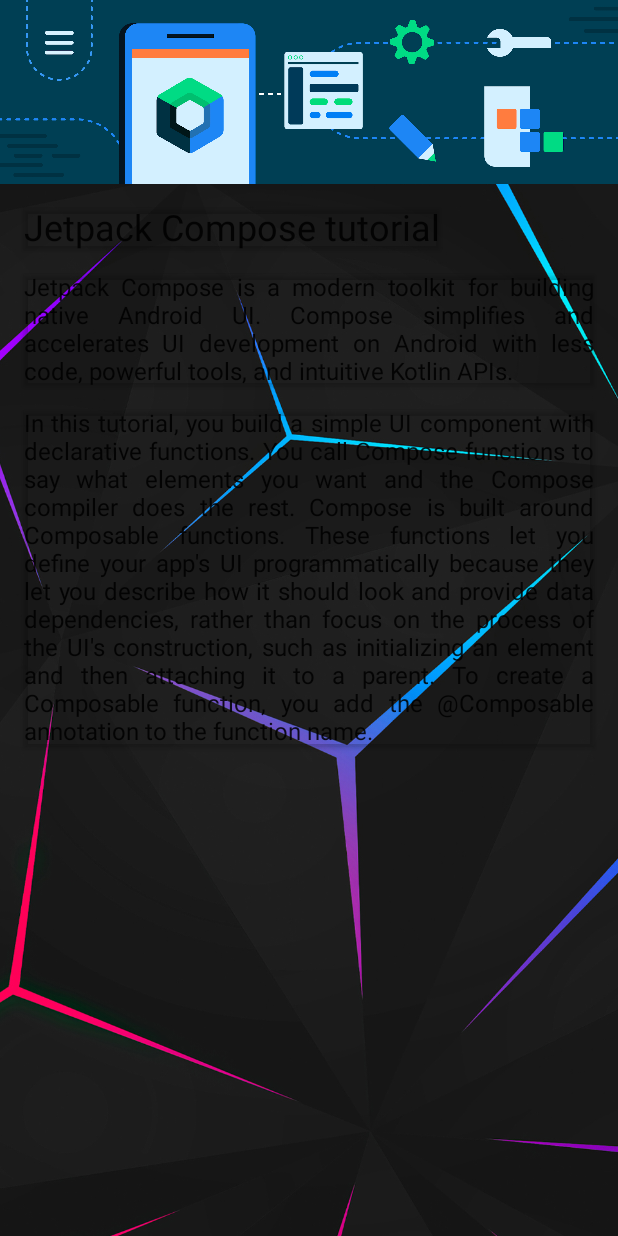
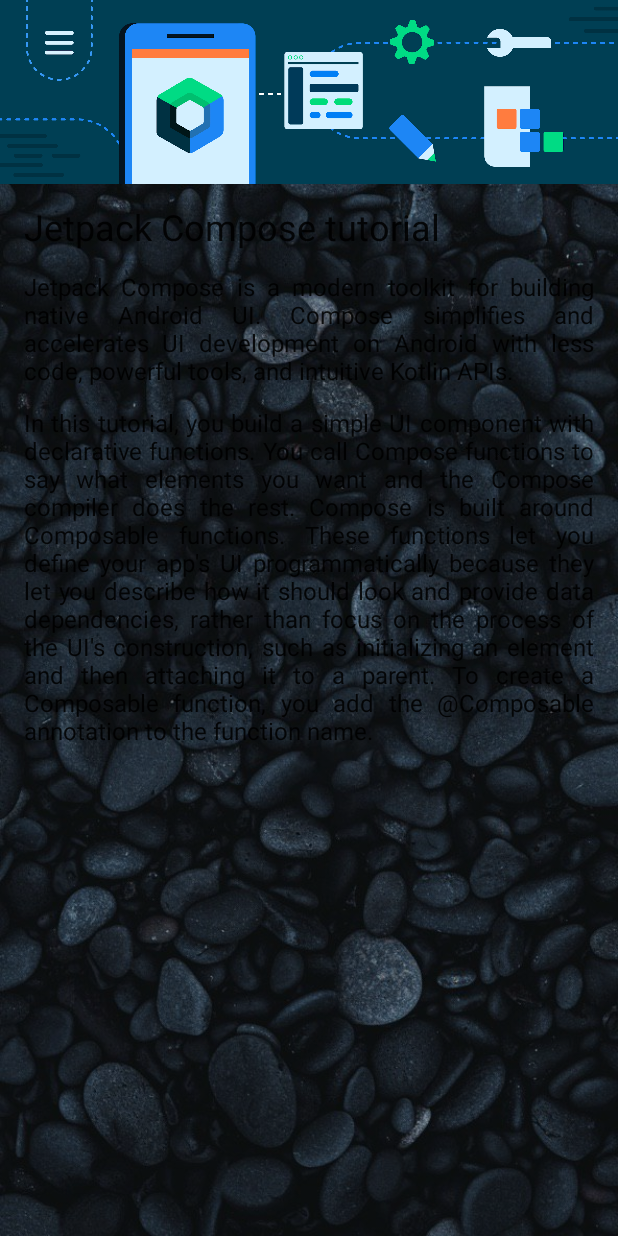
Before and after one commit to sameemul-haque/Android-Basics-with-Compose-Tutorial, an Android app built with Jetpack Compose: the screen it shows after launch (MainActivity), on a phone screen of 412 x 824 dp. Run offline under Robolectric (Android 15) with nearby library versions, the phone set to English and light mode, and no system bars.

Commit message:
background image changed, text shadow removed, a transparent black background added for text.

```diff
--- a/app/src/main/java/com/samhaqk/composearticle/MainActivity.kt
+++ b/app/src/main/java/com/samhaqk/composearticle/MainActivity.kt
@@ -10,7 +10,7 @@
 import androidx.compose.material.Text
 import androidx.compose.runtime.Composable
 import androidx.compose.ui.Modifier
-import androidx.compose.ui.draw.shadow
+import androidx.compose.ui.graphics.Color
 import androidx.compose.ui.layout.ContentScale
 import androidx.compose.ui.res.painterResource
 import androidx.compose.ui.res.stringResource
@@ -66,27 +66,31 @@
             painter = image,
             contentDescription = null
         )
+        Surface(
+            color = Color.Black.copy(alpha = 0.3f),
+            modifier = Modifier.fillMaxSize()
+        ) {
+            Column {
                 Text(
                     text = heading,
                     fontSize = 24.sp,
                     modifier = Modifier
                         .padding(16.dp)
-                .shadow(elevation = 2.dp)
                 )
                 Text(
                     text = short_para,
                     textAlign = TextAlign.Justify,
                     modifier = Modifier
                         .padding(start = 16.dp, end = 16.dp)
-                .shadow(elevation = 2.dp)
                 )
                 Text(
                     text = long_para,
                     textAlign = TextAlign.Justify,
                     modifier = Modifier
                         .padding(16.dp)
-                .shadow(elevation = 2.dp)
                 )
+            }
+        }
     }
 }
 
```
Also changed, not shown: app/src/main/res/drawable-nodpi/bgmain.jpg (deleted), app/src/main/res/drawable-nodpi/bgmain.png (added). Lines whose indentation alone changed are shown as unchanged.
